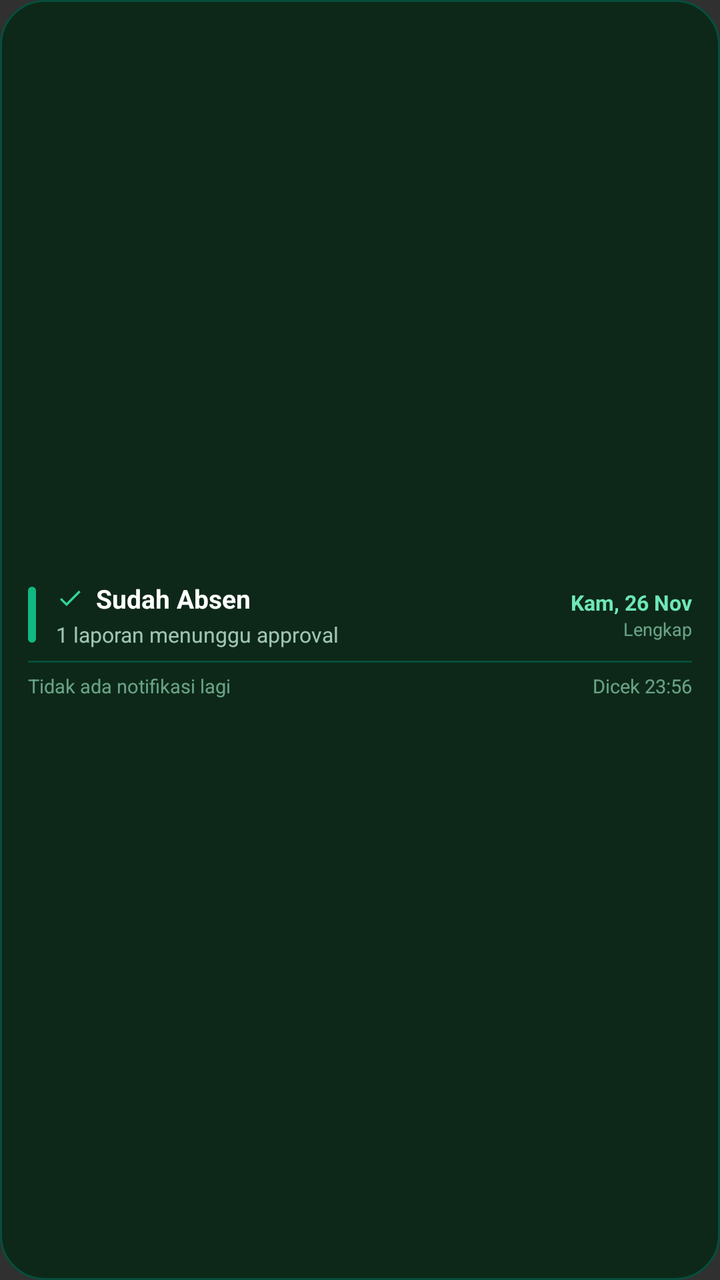
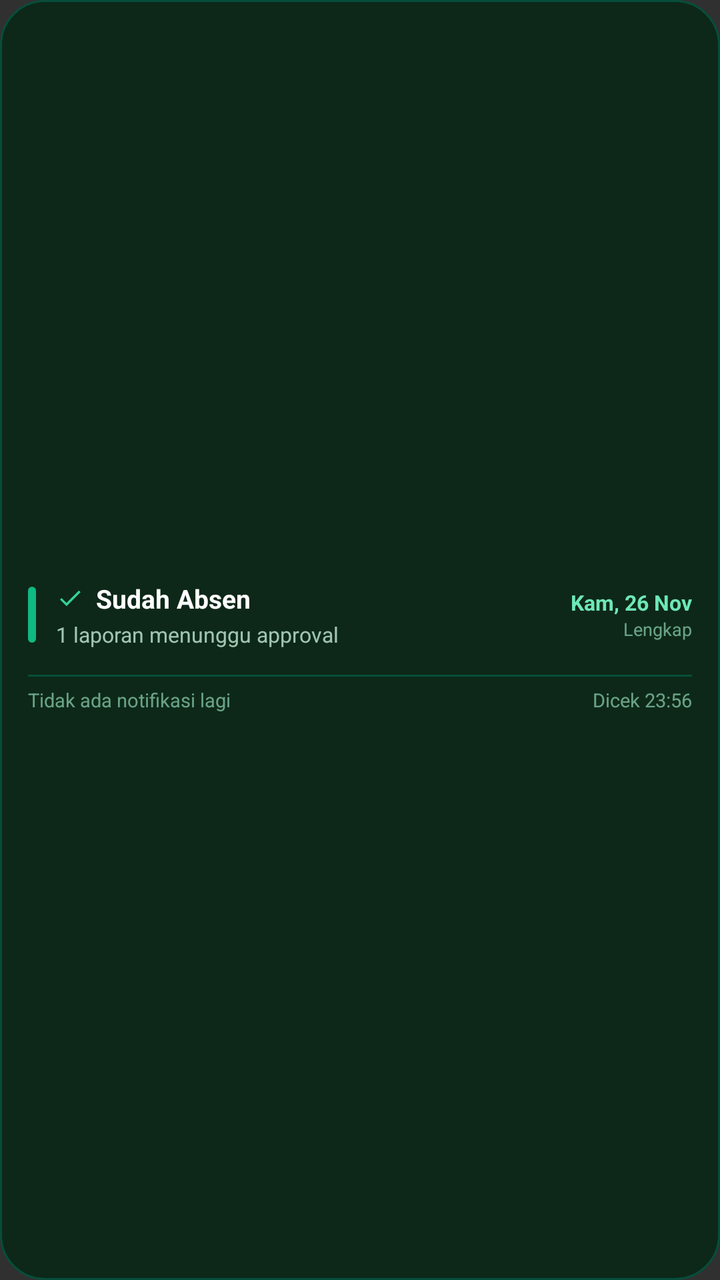

The first picture is an Android layout as it rendered before a commit; the second is the same layout after the commit. The layout source and the unified diff follow.
<!-- AndroidManifest.xml: application theme Theme.MagangHub -->
<!-- res/layout/widget_attendance_preview.xml -->
<?xml version="1.0" encoding="utf-8"?>
<LinearLayout xmlns:android="http://schemas.android.com/apk/res/android"
    android:layout_width="match_parent"
    android:layout_height="match_parent"
    android:background="@drawable/bg_widget_preview"
    android:gravity="center_vertical"
    android:orientation="vertical"
    android:paddingStart="14dp"
    android:paddingTop="8dp"
    android:paddingEnd="14dp"
    android:paddingBottom="8dp">

    
    <LinearLayout
        android:layout_width="match_parent"
        android:layout_height="wrap_content"
        android:gravity="center_vertical"
        android:orientation="horizontal">

        
        <FrameLayout
            android:layout_width="4dp"
            android:layout_height="28dp"
            android:background="@drawable/bg_widget_preview_accent" />

        
        <LinearLayout
            android:layout_width="0dp"
            android:layout_height="wrap_content"
            android:layout_marginStart="10dp"
            android:layout_marginEnd="8dp"
            android:layout_weight="1"
            android:orientation="vertical">

            <LinearLayout
                android:layout_width="wrap_content"
                android:layout_height="wrap_content"
                android:gravity="center_vertical"
                android:orientation="horizontal">

                <ImageView
                    android:layout_width="14dp"
                    android:layout_height="14dp"
                    android:contentDescription="@null"
                    android:src="@drawable/ic_widget_preview_check" />

                <TextView
                    android:layout_width="wrap_content"
                    android:layout_height="wrap_content"
                    android:layout_marginStart="6dp"
                    android:ellipsize="end"
                    android:maxLines="1"
                    android:text="@string/widget_preview_title"
                    android:textColor="@color/widget_preview_text_title"
                    android:textSize="13sp"
                    android:textStyle="bold" />
            </LinearLayout>

            <TextView
                android:layout_width="wrap_content"
                android:layout_height="wrap_content"
                android:layout_marginTop="2dp"
                android:ellipsize="end"
                android:maxLines="1"
                android:text="@string/widget_preview_subtext"
                android:textColor="@color/widget_preview_text_subtitle"
                android:textSize="10.5sp" />
        </LinearLayout>

        
        <LinearLayout
            android:layout_width="wrap_content"
            android:layout_height="wrap_content"
            android:gravity="end"
            android:orientation="vertical">

            <TextView
                android:layout_width="wrap_content"
                android:layout_height="wrap_content"
                android:ellipsize="end"
                android:maxLines="1"
                android:text="@string/widget_preview_date"
                android:textColor="@color/widget_preview_text_date"
                android:textSize="10.5sp"
                android:textStyle="bold" />

            <TextView
                android:layout_width="wrap_content"
                android:layout_height="wrap_content"
                android:ellipsize="end"
                android:maxLines="1"
                android:text="@string/widget_preview_label"
                android:textColor="@color/widget_preview_text_secondary"
                android:textSize="9sp" />
        </LinearLayout>
    </LinearLayout>

    
    <FrameLayout
        android:layout_width="match_parent"
        android:layout_height="1dp"
        android:layout_marginTop="6dp"
        android:layout_marginBottom="5dp"
        android:background="@color/widget_preview_border" />

    
    <LinearLayout
        android:layout_width="match_parent"
        android:layout_height="wrap_content"
        android:gravity="center_vertical"
        android:orientation="horizontal">

        <TextView
            android:layout_width="0dp"
            android:layout_height="wrap_content"
            android:layout_weight="1"
            android:ellipsize="end"
            android:maxLines="1"
            android:text="@string/widget_preview_footer_left"
            android:textColor="@color/widget_preview_text_secondary"
            android:textSize="9.5sp" />

        <TextView
            android:layout_width="wrap_content"
            android:layout_height="wrap_content"
            android:layout_marginStart="6dp"
            android:ellipsize="end"
            android:maxLines="1"
            android:text="@string/widget_preview_footer_right"
            android:textColor="@color/widget_preview_text_secondary"
            android:textSize="9.5sp" />
    </LinearLayout>
</LinearLayout>
<!-- resources referenced by this layout -->
<resources>
  <color name="widget_preview_border">#064E3B</color>
  <color name="widget_preview_text_date">#6EE7B7</color>
  <color name="widget_preview_text_secondary">#99A7F3D0</color>
  <color name="widget_preview_text_subtitle">#BFD1FAE5</color>
  <color name="widget_preview_text_title">#FFFFFF</color>
  <!-- drawable bg_widget_preview (drawable) -->
  <?xml version="1.0" encoding="utf-8"?>
  <shape xmlns:android="http://schemas.android.com/apk/res/android"
      android:shape="rectangle">
      <solid android:color="@color/widget_preview_bg" />
      <stroke
          android:width="1dp"
          android:color="@color/widget_preview_border" />
      <corners android:radius="22dp" />
  </shape>
  <!-- drawable bg_widget_preview_accent (drawable) -->
  <?xml version="1.0" encoding="utf-8"?>
  <shape xmlns:android="http://schemas.android.com/apk/res/android"
      android:shape="rectangle">
      <solid android:color="@color/widget_preview_accent" />
      <corners android:radius="2dp" />
  </shape>
  <!-- drawable ic_widget_preview_check (drawable) -->
  <?xml version="1.0" encoding="utf-8"?>
  <vector xmlns:android="http://schemas.android.com/apk/res/android"
      android:width="14dp"
      android:height="14dp"
      android:viewportWidth="24"
      android:viewportHeight="24">
      <path
          android:fillColor="@color/widget_preview_icon"
          android:pathData="M9,16.17L4.83,12l-1.42,1.41L9,19 21,7l-1.41,-1.41z" />
  </vector>
  <string name="widget_preview_date">Kam, 26 Nov</string>
  <string name="widget_preview_footer_left">Tidak ada notifikasi lagi</string>
  <string name="widget_preview_footer_right">Dicek 23:56</string>
  <string name="widget_preview_label">Lengkap</string>
  <string name="widget_preview_subtext">1 laporan menunggu approval</string>
  <string name="widget_preview_title">Sudah Absen</string>
  <style name="Theme.MagangHub" parent="android:Theme.Material.NoActionBar">
          <item name="android:statusBarColor">#F8FAFC</item>
          <item name="android:navigationBarColor">#FFFFFF</item>
          <item name="android:windowLightStatusBar">true</item>
      </style>
  <color name="widget_preview_bg">#0D2818</color>
  <color name="widget_preview_accent">#10B981</color>
  <color name="widget_preview_icon">#34D399</color>
</resources>

<!-- the commit's change to res/layout/widget_attendance_preview.xml (unified diff, before → after) -->
@@ -13,7 +13,7 @@
     
     <LinearLayout
         android:layout_width="match_parent"
-        android:layout_height="wrap_content"
+        android:layout_height="48dp"
         android:gravity="center_vertical"
         android:orientation="horizontal">
 
